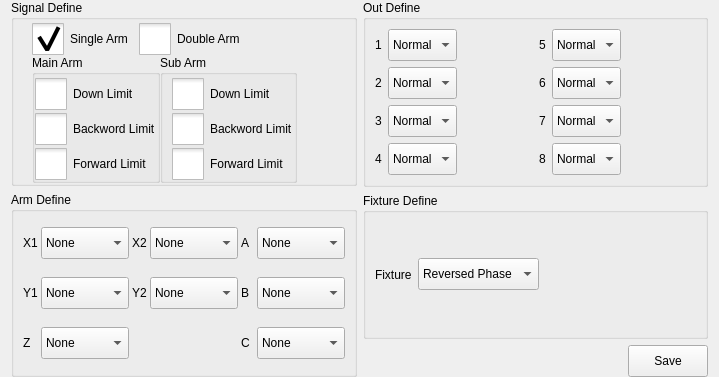
Old version of the form hcsettings/icstructdefineframe.ui in the repository GaussCheng/2-5AxisPunch.
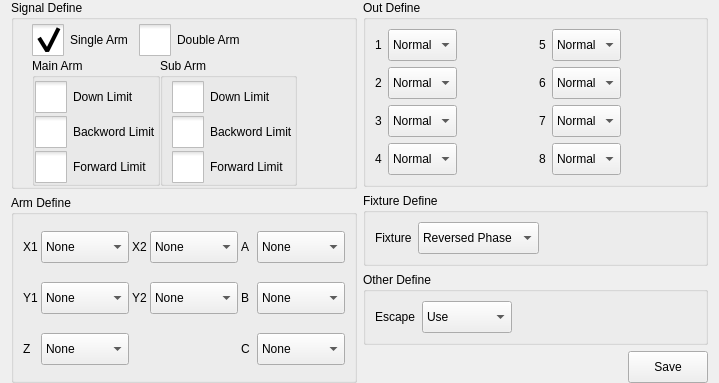
New version of the form. Icons and pictures are not drawn.

Patch:
```diff
--- a/hcsettings/icstructdefineframe.ui
+++ b/hcsettings/icstructdefineframe.ui
@@ -951,6 +951,55 @@
        </layout>
       </widget>
      </item>
+     <item>
+      <widget class="QGroupBox" name="fixtureDefineBox_2">
+       <property name="title">
+        <string>Other Define</string>
+       </property>
+       <layout class="QHBoxLayout" name="horizontalLayout_6">
+        <item>
+         <widget class="QLabel" name="label_18">
+          <property name="text">
+           <string>Escape</string>
+          </property>
+         </widget>
+        </item>
+        <item>
+         <widget class="QComboBox" name="escapeComboBox">
+          <property name="minimumSize">
+           <size>
+            <width>90</width>
+            <height>32</height>
+           </size>
+          </property>
+          <item>
+           <property name="text">
+            <string>Use</string>
+           </property>
+          </item>
+          <item>
+           <property name="text">
+            <string>No Use</string>
+           </property>
+          </item>
+         </widget>
+        </item>
+        <item>
+         <spacer name="horizontalSpacer_7">
+          <property name="orientation">
+           <enum>Qt::Horizontal</enum>
+          </property>
+          <property name="sizeHint" stdset="0">
+           <size>
+            <width>40</width>
+            <height>20</height>
+           </size>
+          </property>
+         </spacer>
+        </item>
+       </layout>
+      </widget>
+     </item>
      <item>
       <layout class="QHBoxLayout" name="horizontalLayout_4">
        <item>
```
